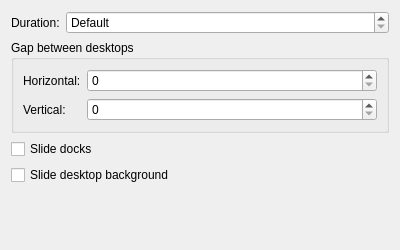
First picture: the form in src/effects/slide/slide_config.ui, repository lfdevs/kwin, before the edit.
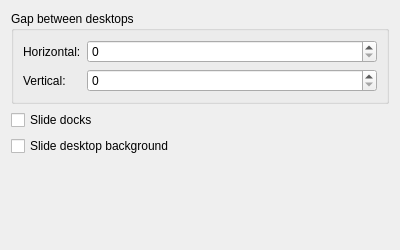
Second picture: the form after the edit.

```diff
--- a/src/effects/slide/slide_config.ui
+++ b/src/effects/slide/slide_config.ui
@@ -11,39 +11,6 @@
    </rect>
   </property>
   <layout class="QVBoxLayout" name="verticalLayout">
-   <item>
-    <layout class="QFormLayout" name="layout_Duration">
-     <item row="0" column="0">
-      <widget class="QLabel" name="label_Duration">
-       <property name="text">
-        <string>Duration:</string>
-       </property>
-      </widget>
-     </item>
-     <item row="0" column="1">
-      <widget class="QSpinBox" name="kcfg_Duration">
-       <property name="sizePolicy">
-        <sizepolicy hsizetype="Expanding" vsizetype="Fixed">
-         <horstretch>0</horstretch>
-         <verstretch>0</verstretch>
-        </sizepolicy>
-       </property>
-       <property name="specialValueText">
-        <string extracomment="Duration of the slide animation.">Default</string>
-       </property>
-       <property name="suffix">
-        <string> milliseconds</string>
-       </property>
-       <property name="maximum">
-        <number>9999</number>
-       </property>
-       <property name="singleStep">
-        <number>10</number>
-       </property>
-      </widget>
-     </item>
-    </layout>
-   </item>
    <item>
     <widget class="QGroupBox" name="groupBox_Gaps">
      <property name="title">
```
